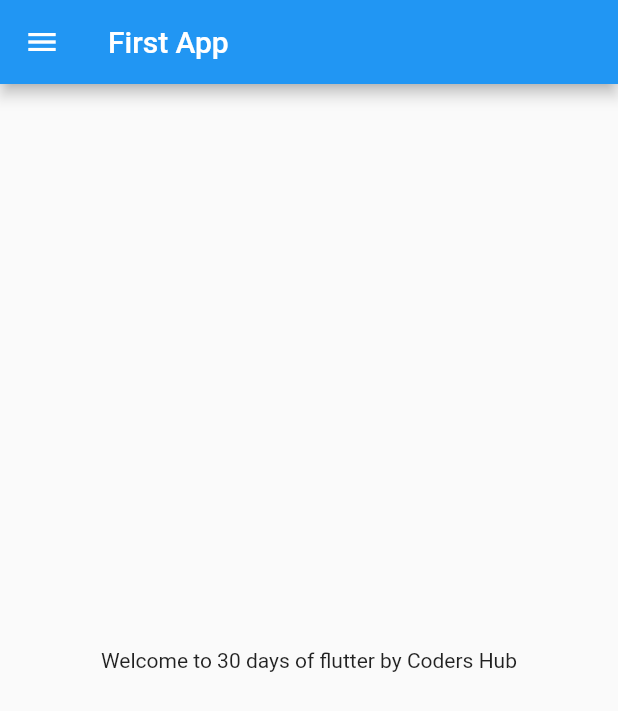
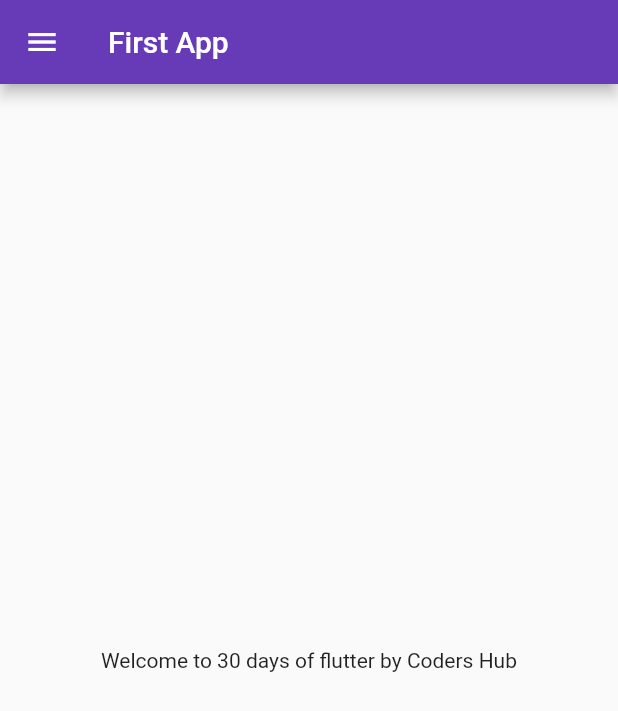
Before and after one commit to ShowmikDebnath/flutter_firstApp, a Flutter app: the screen it shows after launch, on a phone screen of 412 x 824 dp. Shown: the top 711 px of the screen. Run offline on Flutter 3.47's test engine with Material 2 defaults, Android fonts, the phone set to English and light mode, and no system bars.

Commit message:
day 3 completed

```diff
--- a/lib/main.dart
+++ b/lib/main.dart
@@ -1,4 +1,5 @@
-import 'package:firstapp/homepage.dart';
+import 'package:firstapp/pages/homepage.dart';
+import 'package:firstapp/pages/login_page.dart';
 import 'package:flutter/material.dart';
 
 void main(){
@@ -9,8 +10,22 @@ class MyApp extends StatelessWidget{
   const MyApp({Key? key}) : super(key: key);
 
   Widget build(BuildContext context){
+    // return MaterialApp(
+    //   home: homepage(),
+    // );
     return MaterialApp(
-      home: homepage(),
+      //home: homepage(),
+      themeMode: ThemeMode.light,
+      theme: ThemeData(primarySwatch: Colors.deepPurple),
+      darkTheme: ThemeData(
+        brightness: Brightness.dark,
+      ),
+      initialRoute: "/home",
+      routes: {
+        "/": (context) => LoginPage(),
+        "/home": (context) => Homepage(),
+        "/login" :(context) => LoginPage(),
+      },
     );
   }
 }
--- a/lib/homepage.dart
+++ b/lib/pages/homepage.dart
@@ -1,6 +1,6 @@
 import 'package:flutter/material.dart';
 
-class homepage extends StatelessWidget {
+class Homepage extends StatelessWidget {
 
   final int days = 30;
   final String name = "Coders Hub";
```
Also changed, not shown: lib/pages/login_page.dart (added, +21 -0 lines).
